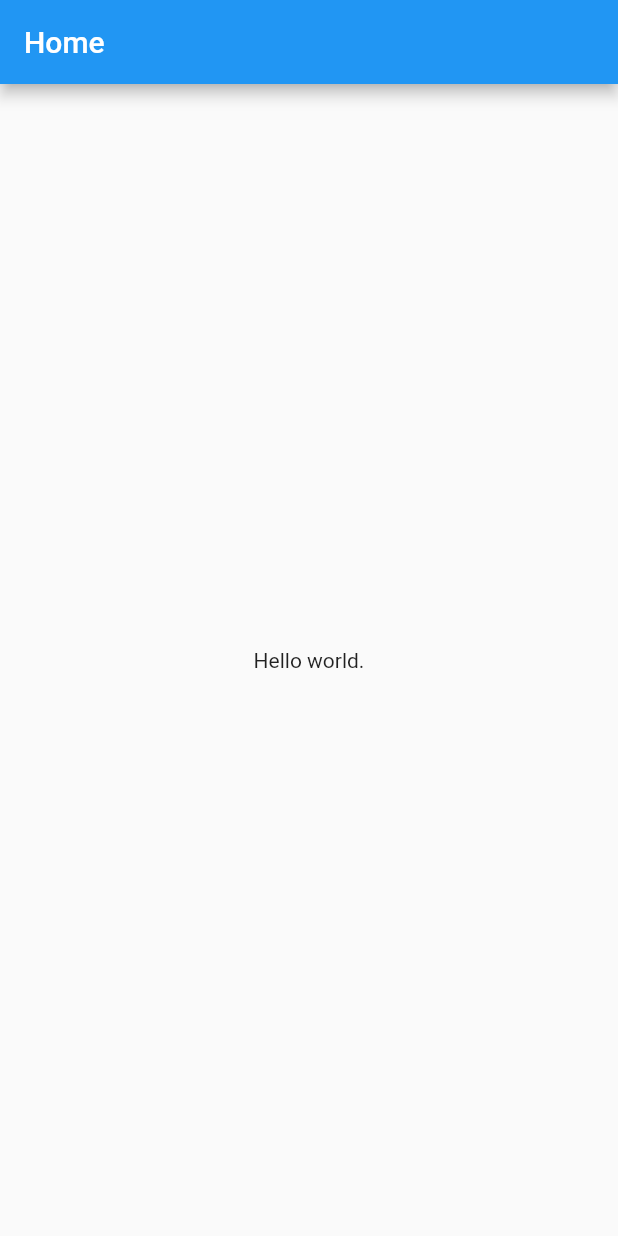
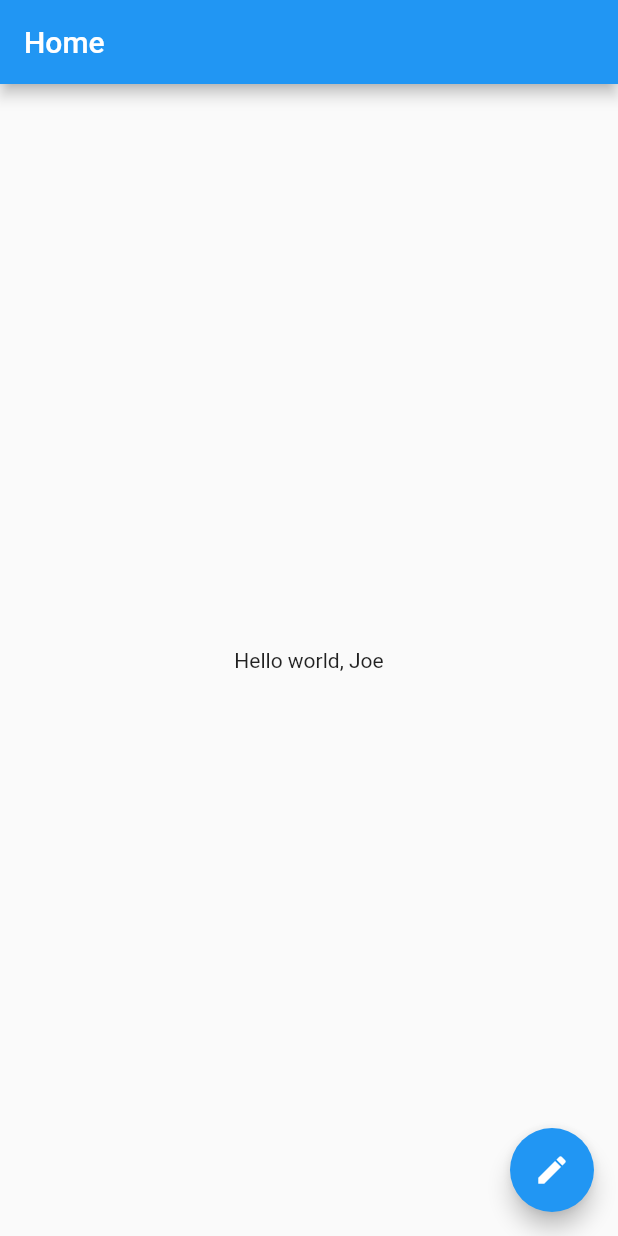
Before and after one commit to MarshalW/flutter_examples, a Flutter app: the screen it shows after launch, on a phone screen of 412 x 824 dp. Run offline on Flutter 3.47's test engine with Material 2 defaults, Android fonts, the phone set to English and light mode, and no system bars.

Commit message:
basic complete but need refector

```diff
--- a/lib/main.dart
+++ b/lib/main.dart
@@ -1,32 +1,101 @@
 import 'package:flutter/material.dart';
 
-void main() => runApp(MyApp());
+void main() => runApp(new AppContainer(child: new MyApp()));
 
 class MyApp extends StatelessWidget {
   @override
   Widget build(BuildContext context) {
     return MaterialApp(
-      home: AppPage(),
+      home: Center(
+        child: HomePage(),
+      ),
     );
   }
 }
 
-class AppPage extends StatefulWidget {
+class HomePage extends StatefulWidget {
+  User user;
+
   @override
-  _AppPageState createState() => _AppPageState();
+  HomePageState createState() => new HomePageState();
 }
 
-class _AppPageState extends State<AppPage> {
+class HomePageState extends State<HomePage> {
+  User user;
 
   @override
   Widget build(BuildContext context) {
-    return Scaffold(
-      appBar: AppBar(
-        title: Text("Home"),
-      ),
-      body: Center(
-        child: Text('Hello world.'),
-      ),
+    final container = AppContainer.of(context);
+    user = container.user;
+    debugPrint('user: $user');
+    return new Scaffold(
+        appBar: AppBar(
+          title: Text("Home"),
+        ),
+        body: Center(
+          child: Text('Hello world, ${user.name}'),
+        ),
+        floatingActionButton: FloatingActionButton(
+          child: Icon(Icons.edit),
+          onPressed: () {
+            container.updateUser(name:'Hoke');
+          },
+        ));
+  }
+}
+
+class AppContainer extends StatefulWidget {
+  final Widget child;
+  final User user;
+
+  AppContainer({
+    @required this.child,
+    this.user,
+  });
+
+  @override
+  _AppContainerState createState() => _AppContainerState();
+
+  static _AppContainerState of(BuildContext context) {
+    return (context.inheritFromWidgetOfExactType(_InheritedStateWidget)
+            as _InheritedStateWidget)
+        .data;
+  }
+}
+
+class _AppContainerState extends State<AppContainer> {
+  User user = new User('Joe');
+
+  @override
+  Widget build(BuildContext context) {
+    return new _InheritedStateWidget(
+      data: this,
+      child: widget.child,
     );
   }
+
+  void updateUser({name}) {
+    setState(() {
+      user.name = name;
+    });
+  }
 }
+
+class User {
+  String name;
+
+  User(this.name);
+}
+
+class _InheritedStateWidget extends InheritedWidget {
+  final _AppContainerState data;
+
+  _InheritedStateWidget({
+    Key key,
+    @required this.data,
+    @required Widget child,
+  }) : super(key: key, child: child);
+
+  @override
+  bool updateShouldNotify(_InheritedStateWidget old) => true;
+}
```
